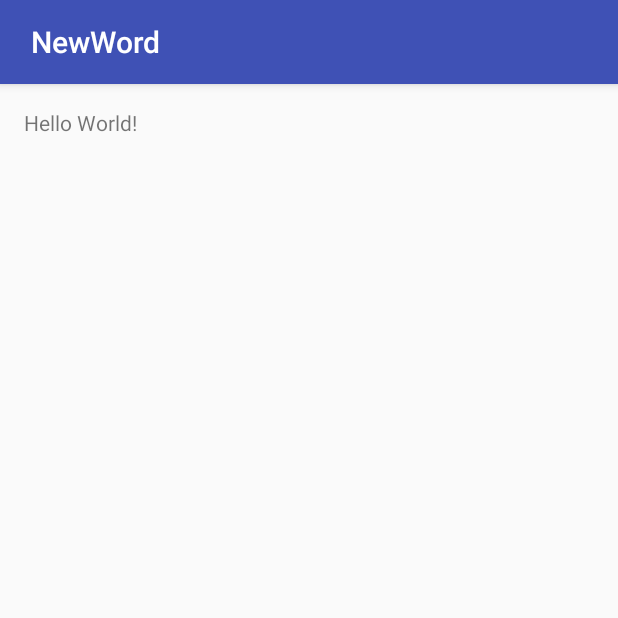
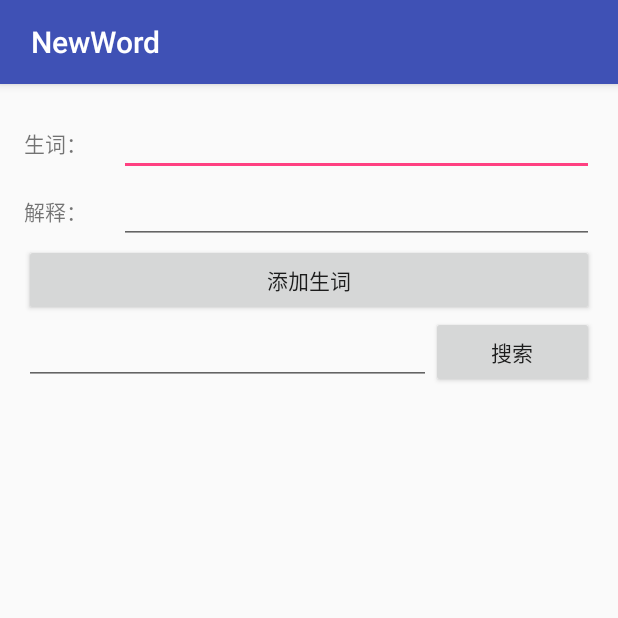
Before and after one commit to Tanzezhi/New-Word, an Android app: the screen it shows after launch (MainActivity), on a phone screen of 412 x 824 dp, the top half of it. Run offline under Robolectric (Android 15) with nearby library versions, the phone set to English and light mode, and no system bars.

Commit message:
界面布局，数据库创建

```diff
--- a/app/src/main/AndroidManifest.xml
+++ b/app/src/main/AndroidManifest.xml
@@ -15,6 +15,9 @@
                 <category android:name="android.intent.category.LAUNCHER" />
             </intent-filter>
         </activity>
+        <activity android:name=".ResultActivity">
+
+        </activity>
     </application>
 
 </manifest>
--- /dev/null
+++ b/app/src/main/java/com/example/lenovo/newword/MyDatabaseHelper.java
@@ -0,0 +1,25 @@
+package com.example.lenovo.newword;
+
+import android.content.Context;
+import android.database.sqlite.SQLiteDatabase;
+import android.database.sqlite.SQLiteOpenHelper;
+
+/**
+ * Created by lenovo on 2017/2/16.
+ */
+public class MyDatabaseHelper extends SQLiteOpenHelper {
+    final String CREATE_TABLE_SQL = "create table dict(_id integer primary key autoincrement,word,detail)";
+
+    public MyDatabaseHelper(Context context, String name, int version){
+        super(context,name,null,version);
+    }
+    @Override
+    public void onCreate(SQLiteDatabase db) {
+        db.execSQL(CREATE_TABLE_SQL);
+    }
+
+    @Override
+    public void onUpgrade(SQLiteDatabase db, int oldVersion, int newVersion) {
+
+    }
+}
--- a/app/src/main/res/layout/activity_main.xml
+++ b/app/src/main/res/layout/activity_main.xml
@@ -1,5 +1,5 @@
 <?xml version="1.0" encoding="utf-8"?>
-<RelativeLayout xmlns:android="http://schemas.android.com/apk/res/android"
+<TableLayout xmlns:android="http://schemas.android.com/apk/res/android"
     xmlns:tools="http://schemas.android.com/tools"
     android:layout_width="match_parent"
     android:layout_height="match_parent"
@@ -9,8 +9,50 @@
     android:paddingTop="@dimen/activity_vertical_margin"
     tools:context="com.example.lenovo.newword.MainActivity">
 
-    <TextView
-        android:layout_width="wrap_content"
+    <TableRow>
+        <TextView
+            android:layout_width="0dp"
+            android:layout_height="wrap_content"
+            android:text="生词："
+            android:layout_weight="1"/>
+        <EditText
+            android:id="@+id/word"
+            android:layout_width="0dp"
+            android:layout_height="wrap_content"
+            android:layout_weight="5"/>
+    </TableRow>
+    <TableRow>
+        <TextView
+            android:layout_width="0dp"
+            android:layout_height="wrap_content"
+            android:text="解释："
+            android:layout_weight="1"/>
+        <EditText
+            android:id="@+id/detail"
+            android:layout_width="0dp"
+            android:layout_height="wrap_content"
+            android:layout_weight="5"/>
+    </TableRow>
+    <Button
+        android:id="@+id/insert"
+        android:text="添加生词"
+        android:layout_width="match_parent"
         android:layout_height="wrap_content"
-        android:text="Hello World!" />
-</RelativeLayout>
+        />
+    <TableRow>
+        <EditText
+            android:id="@+id/key"
+            android:layout_width="0dp"
+            android:layout_height="wrap_content"
+            android:layout_weight="5"/>
+        <Button
+            android:id="@+id/search"
+            android:text="搜索"
+            android:layout_width="0dp"
+            android:layout_height="wrap_content"
+            android:layout_weight="2"
+            />
+    </TableRow>
+
+
+</TableLayout>
```
Also changed, not shown: app/src/main/java/com/example/lenovo/newword/MainActivity.java (+72 -1 lines), app/src/main/java/com/example/lenovo/newword/ResultActivity.java (added, +33 -0 lines), app/src/main/res/layout/line.xml (added, +23 -0 lines), app/src/main/res/layout/popup.xml (added, +18 -0 lines).
